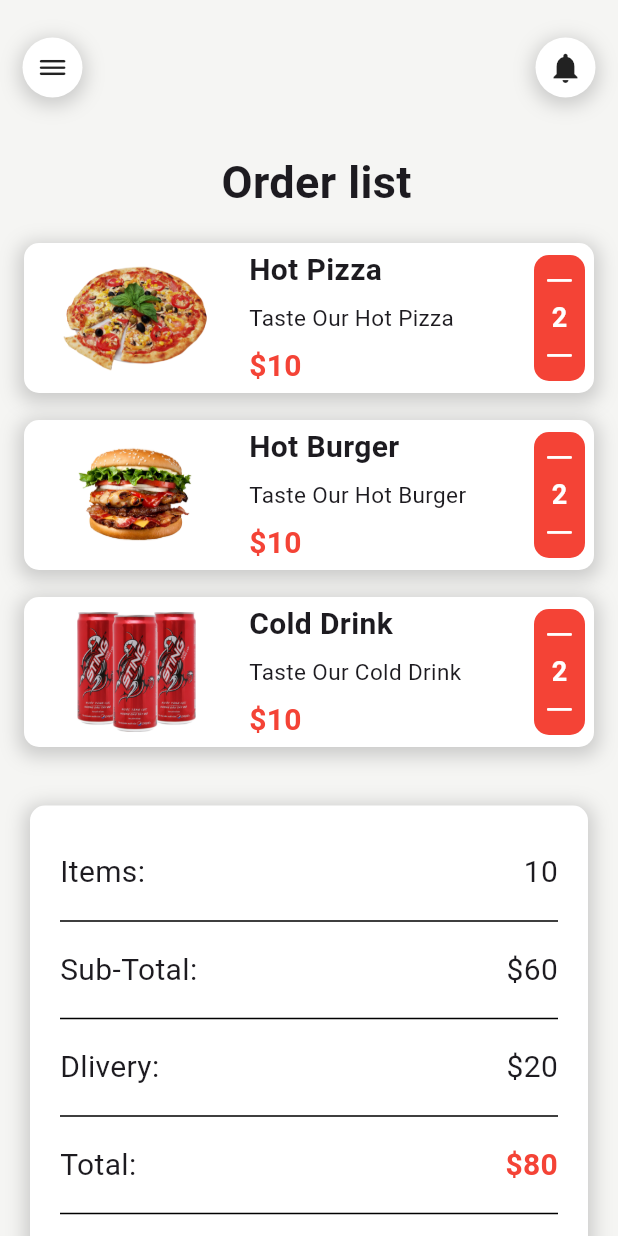
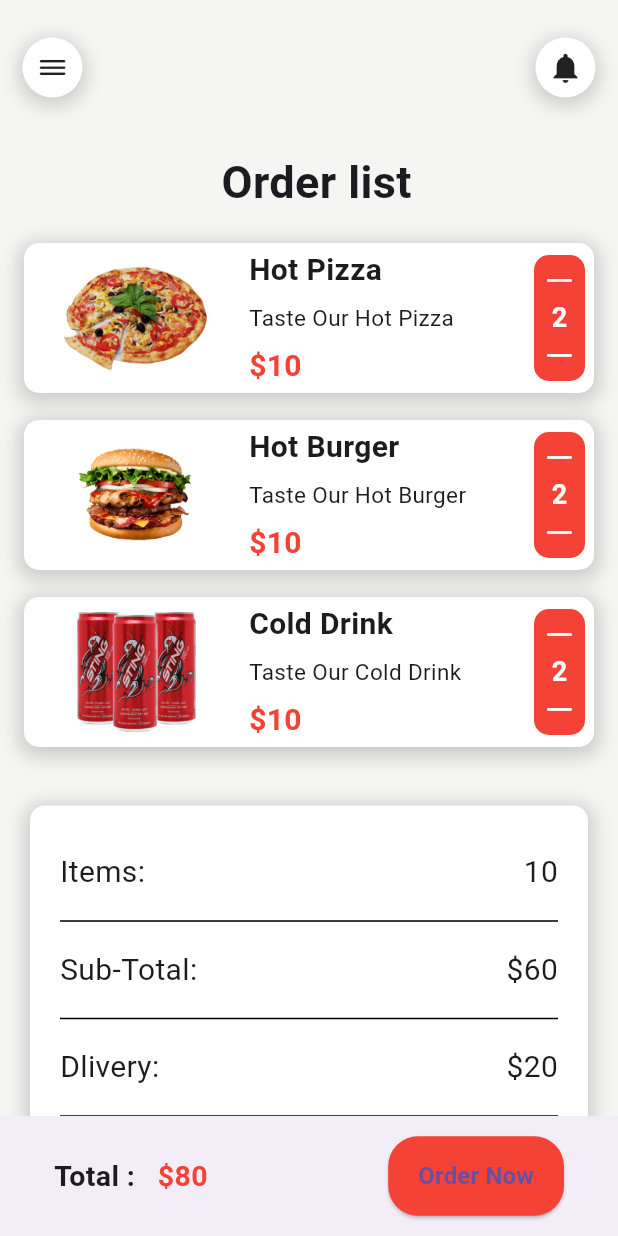
Before and after one commit to aysha-Ilma/food_app, a Flutter app: the CartPage screen opened by its route, on a phone screen of 412 x 824 dp. Run offline on Flutter 3.47's test engine with Material 3 defaults, Android fonts, the phone set to English and light mode, and no system bars; our stand-ins replace flutter_rating_bar.

Commit message:
CartbottomnavBar.dart widget

```diff
--- /dev/null
+++ b/lib/Widgets/CartBottomNavBar.dart
@@ -0,0 +1,57 @@
+import 'package:flutter/material.dart';
+
+class CartbottomnavBar extends StatelessWidget{
+  @override
+  Widget build(BuildContext context) {
+    return BottomAppBar(
+      child: Container(
+        padding: EdgeInsets.symmetric(horizontal: 20),
+        height: 70,
+        child: Row(
+          mainAxisAlignment: MainAxisAlignment.spaceBetween,
+          children: [
+            Row(
+              children: [
+                Text(
+                  "Total :",
+                  style: TextStyle(fontSize: 19, fontWeight: FontWeight.bold),
+                ),
+                SizedBox(
+                  width: 15,
+                ),
+                Text(
+                  "\$80",
+                  style: TextStyle(
+                    fontSize: 19,
+                    fontWeight: FontWeight.bold,
+                    color: Colors.red,
+                  ),
+                ),
+              ],
+            ),
+            ElevatedButton(
+              onPressed: () {},
+              style: ButtonStyle(
+                backgroundColor: MaterialStateProperty.all(Colors.red),
+                padding: MaterialStateProperty.all(
+                  EdgeInsets.symmetric(
+                    vertical: 15,
+                    horizontal: 20,
+                  ),
+                ),
+                shape: MaterialStateProperty.all<RoundedRectangleBorder>(
+                  RoundedRectangleBorder(
+                    borderRadius: BorderRadius.circular(20),
+                  ),
+                ),
+                ),
+              child: Text("Order Now",
+              style: TextStyle(fontSize: 16, fontWeight: FontWeight.bold),
+              ),
+              ),
+          ],
+        ),
+      ),
+    ) ;
+  }
+}
--- a/lib/pages/CartPage.dart
+++ b/lib/pages/CartPage.dart
@@ -1,6 +1,7 @@
 import 'package:flutter/cupertino.dart';
 import 'package:flutter/material.dart';
 import 'package:food_app/Widgets/AppBarWidget.dart';
+import 'package:food_app/Widgets/CartBottomNavBar.dart';
 import 'package:food_app/Widgets/DrawerWidget.dart';
 
 class CartPage extends StatelessWidget{
@@ -460,6 +461,7 @@ class CartPage extends StatelessWidget{
         ],
       ),
       drawer: Drawerwidget(),
+      bottomNavigationBar: CartbottomnavBar(),
 
     );
   }
```
